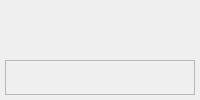
tommo/gii, file lib/gii/SearchView/SearchView.ui: the form before one commit.
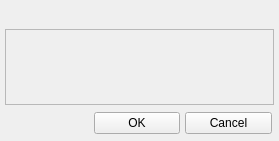
The form after the commit.

```diff
--- a/lib/gii/SearchView/SearchView.ui
+++ b/lib/gii/SearchView/SearchView.ui
@@ -6,8 +6,8 @@
    <rect>
     <x>0</x>
     <y>0</y>
-    <width>200</width>
-    <height>100</height>
+    <width>279</width>
+    <height>141</height>
    </rect>
   </property>
   <property name="windowTitle">
@@ -15,7 +15,7 @@
   </property>
   <layout class="QVBoxLayout" name="verticalLayout">
    <property name="spacing">
-    <number>10</number>
+    <number>5</number>
    </property>
    <property name="margin">
     <number>5</number>
@@ -39,6 +39,12 @@
    </item>
    <item>
     <widget class="QFrame" name="containerResultTree">
+     <property name="sizePolicy">
+      <sizepolicy hsizetype="Preferred" vsizetype="Expanding">
+       <horstretch>0</horstretch>
+       <verstretch>0</verstretch>
+      </sizepolicy>
+     </property>
      <property name="frameShape">
       <enum>QFrame::StyledPanel</enum>
      </property>
@@ -47,6 +53,63 @@
      </property>
     </widget>
    </item>
+   <item>
+    <widget class="QWidget" name="containerBottom" native="true">
+     <property name="sizePolicy">
+      <sizepolicy hsizetype="Preferred" vsizetype="Fixed">
+       <horstretch>0</horstretch>
+       <verstretch>0</verstretch>
+      </sizepolicy>
+     </property>
+     <layout class="QHBoxLayout" name="horizontalLayout">
+      <property name="spacing">
+       <number>5</number>
+      </property>
+      <property name="margin">
+       <number>2</number>
+      </property>
+      <item>
+       <spacer name="horizontalSpacer">
+        <property name="orientation">
+         <enum>Qt::Horizontal</enum>
+        </property>
+        <property name="sizeHint" stdset="0">
+         <size>
+          <width>40</width>
+          <height>20</height>
+         </size>
+        </property>
+       </spacer>
+      </item>
+      <item>
+       <widget class="QPushButton" name="buttonOK">
+        <property name="sizePolicy">
+         <sizepolicy hsizetype="Expanding" vsizetype="Fixed">
+          <horstretch>0</horstretch>
+          <verstretch>0</verstretch>
+         </sizepolicy>
+        </property>
+        <property name="text">
+         <string>OK</string>
+        </property>
+       </widget>
+      </item>
+      <item>
+       <widget class="QPushButton" name="buttonCancel">
+        <property name="sizePolicy">
+         <sizepolicy hsizetype="Expanding" vsizetype="Fixed">
+          <horstretch>0</horstretch>
+          <verstretch>0</verstretch>
+         </sizepolicy>
+        </property>
+        <property name="text">
+         <string>Cancel</string>
+        </property>
+       </widget>
+      </item>
+     </layout>
+    </widget>
+   </item>
   </layout>
  </widget>
  <resources/>
```
